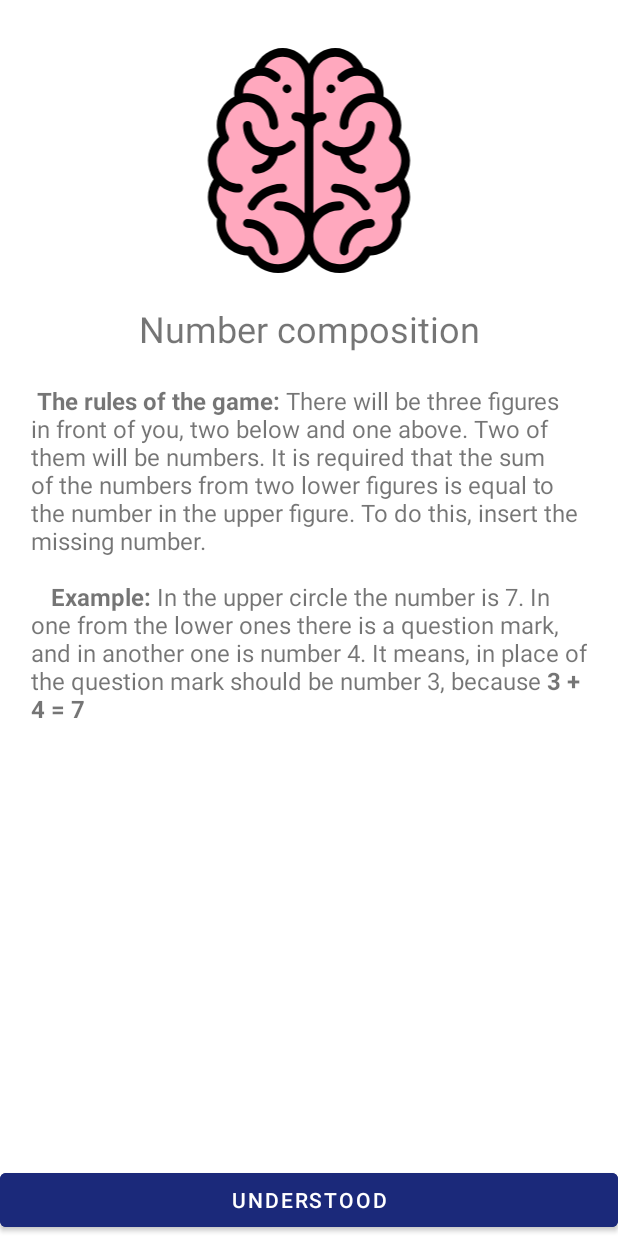
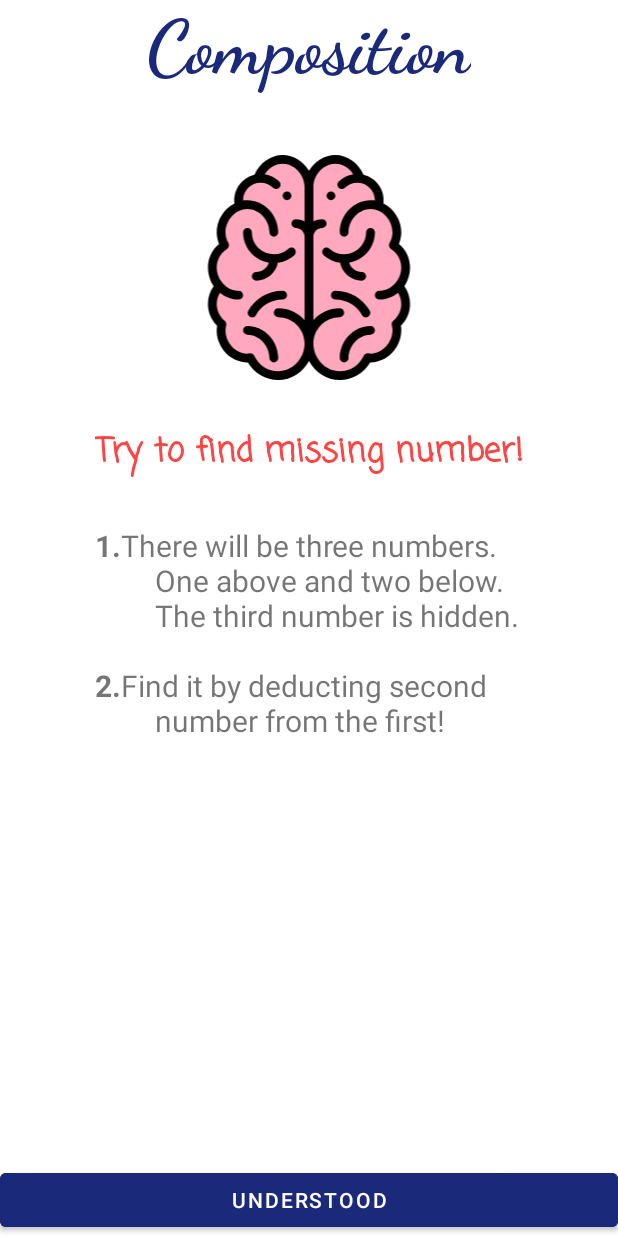
Before and after one commit to Lastlilith/CompositionGame, an Android app: the WelcomeFragment screen opened directly, with no data from a screen before it, on a phone screen of 412 x 824 dp. Run offline under Robolectric (Android 15) with nearby library versions, the phone set to English and light mode, and no system bars; our stand-ins replace data binding, sdp/ssp sizes.

Commit message:
Adjusted rules activity styling

```diff
--- a/app/src/main/res/layout/fragment_welcome.xml
+++ b/app/src/main/res/layout/fragment_welcome.xml
@@ -1,9 +1,9 @@
 <?xml version="1.0" encoding="utf-8"?>
-<layout>
+<layout xmlns:tools="http://schemas.android.com/tools"
+    xmlns:android="http://schemas.android.com/apk/res/android"
+    xmlns:app="http://schemas.android.com/apk/res-auto">
 
-    <ScrollView xmlns:android="http://schemas.android.com/apk/res/android"
-        xmlns:app="http://schemas.android.com/apk/res-auto"
-        xmlns:tools="http://schemas.android.com/tools"
+    <ScrollView
         android:layout_width="match_parent"
         android:layout_height="match_parent"
         android:fillViewport="true">
@@ -14,36 +14,61 @@
             android:orientation="vertical"
             tools:context=".presentation.WelcomeFragment">
 
+            <TextView
+                android:id="@+id/tv_app_name"
+                android:layout_width="wrap_content"
+                android:layout_height="wrap_content"
+                android:text="@string/splash_screen_title"
+                android:textColor="@color/dark_blue"
+                android:textSize="50sp"
+                android:textStyle="bold"
+                android:fontFamily="cursive"
+                android:layout_marginBottom="@dimen/_40sdp"
+                app:layout_constraintEnd_toEndOf="parent"
+                app:layout_constraintStart_toStartOf="parent"
+                app:layout_constraintTop_toTopOf="parent"
+                app:layout_constraintBottom_toTopOf="@id/iv_logo"/>
+
             <ImageView
                 android:id="@+id/iv_logo"
                 android:layout_width="wrap_content"
                 android:layout_height="150dp"
                 android:layout_gravity="center"
-                android:layout_margin="32dp"
+                android:layout_margin="@dimen/_32sdp"
                 android:contentDescription="@string/welcome_logo"
                 android:src="@drawable/ic_brain"
                 app:layout_constraintEnd_toEndOf="parent"
                 app:layout_constraintStart_toStartOf="parent"
-                app:layout_constraintTop_toTopOf="parent" />
+                app:layout_constraintTop_toBottomOf="@id/tv_app_name" />
 
             <TextView
-                android:id="@+id/tv_title"
-                android:layout_width="match_parent"
+                android:id="@+id/find_number"
+                android:layout_width="wrap_content"
                 android:layout_height="wrap_content"
-                android:layout_margin="@dimen/_16sdp"
-                android:textAlignment="center"
-                android:text="@string/welcome_title"
-                android:textSize="24sp"
-                app:layout_constraintTop_toBottomOf="@id/iv_logo" />
+                android:layout_marginStart="@dimen/_16sdp"
+                android:layout_marginTop="@dimen/_24sdp"
+                android:layout_marginEnd="@dimen/_16sdp"
+                android:fontFamily="casual"
+                android:gravity="center"
+                android:text="@string/find_missing_number"
+                android:textColor="@android:color/holo_red_light"
+                android:textSize="22sp"
+                android:textStyle="bold"
+                app:layout_constraintEnd_toEndOf="parent"
+                app:layout_constraintStart_toStartOf="parent"
+                app:layout_constraintTop_toBottomOf="@+id/iv_logo" />
 
             <TextView
-                android:layout_width="match_parent"
+                android:id="@+id/rules"
+                android:layout_width="0dp"
                 android:layout_height="wrap_content"
-                android:layout_margin="@dimen/_16sdp"
+                android:layout_marginTop="@dimen/_24sdp"
+                android:text="@string/game_rules"
                 android:textAlignment="textStart"
-                android:text="@string/game_rules"
-                android:textSize="16sp"
-                app:layout_constraintTop_toBottomOf="@id/tv_title" />
+                android:textSize="20sp"
+                app:layout_constraintEnd_toEndOf="@id/find_number"
+                app:layout_constraintStart_toStartOf="@id/find_number"
+                app:layout_constraintTop_toBottomOf="@+id/find_number" />
 
             <Button
                 android:id="@+id/button_understand"
--- a/app/src/main/res/values/strings.xml
+++ b/app/src/main/res/values/strings.xml
@@ -2,11 +2,8 @@
     <string name="app_name">CompositionGame</string>
     <string name="question_mark">\?</string>
     <string name="welcome_title">Number composition</string>
-    <string name="game_rules">
-        <b>The rules of the game:</b> There will be three figures in front of you, two below and one above. Two of them will be numbers. It is required that the sum of the numbers from two lower figures is equal to the number in the upper figure. To do this, insert the missing number.
-
-        \n\n\t<b>Example:</b> In the upper circle the number is 7. In one from the lower ones there is a question mark, and in another one is number 4. It means, in place of the question mark should be number 3, because
-        <b>3 + 4 = 7</b>
+    <string name="game_rules"><b>1.</b>There will be three numbers. \n\t\t\tOne above and two below. \n\t\t\tThe third number is hidden.
+        \n\n<b>2.</b>Find it by deducting second \n\t\t\tnumber from the first!
     </string>
     <string name="button_understand">Understood</string>
     <string name="welcome_logo">Welcome logo</string>
@@ -17,15 +14,16 @@
     <string name="test_level">Test</string>
     <string name="game_over">Game Over</string>
     <string name="score_answers">Your score: %s</string>
-    <string name="score_percentage">Your percentage of correct answers: %s</string>
+    <string name="score_percentage">Your percentage: %s</string>
     <string name="retry">Try again</string>
     <string name="right_answers">Amount of correct answers %s from %s required</string>
-    <string name="required_percentage">Required minimum percentage: %s</string>
-    <string name="required_score">Required amount of correct answers: %s</string>
+    <string name="required_percentage">Required percentage: %s</string>
+    <string name="required_score">Required score: %s</string>
     <string name="progress_answers">Amount of correct answers %s (minimum %s)</string>
     <string name="hello_blank_fragment">Hello blank fragment</string>
     <string name="splash_screen_title">Composition</string>
     <string name="powered_by_lastlilith">Powered by Lastlilith</string>
     <string name="splash_seven">7</string>
     <string name="splash_ten">10</string>
+    <string name="find_missing_number">Try to find missing number!</string>
 </resources>
```
Also changed, not shown: app/src/main/res/drawable/textview_border.xml (added, +17 -0 lines), app/src/main/res/layout/fragment_game_finished.xml (+37 -19 lines).
